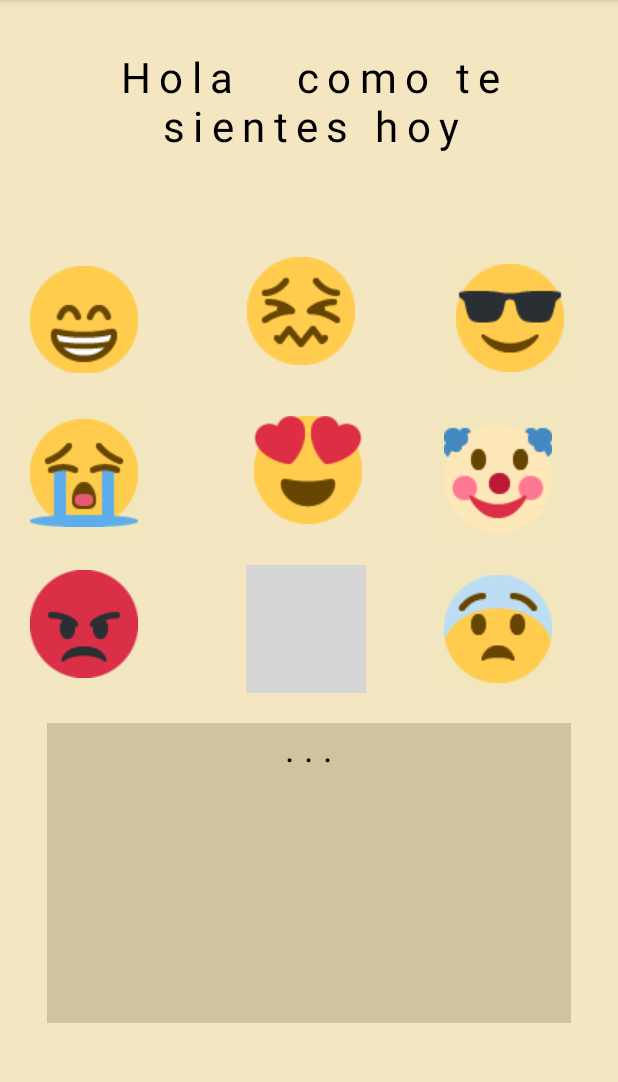
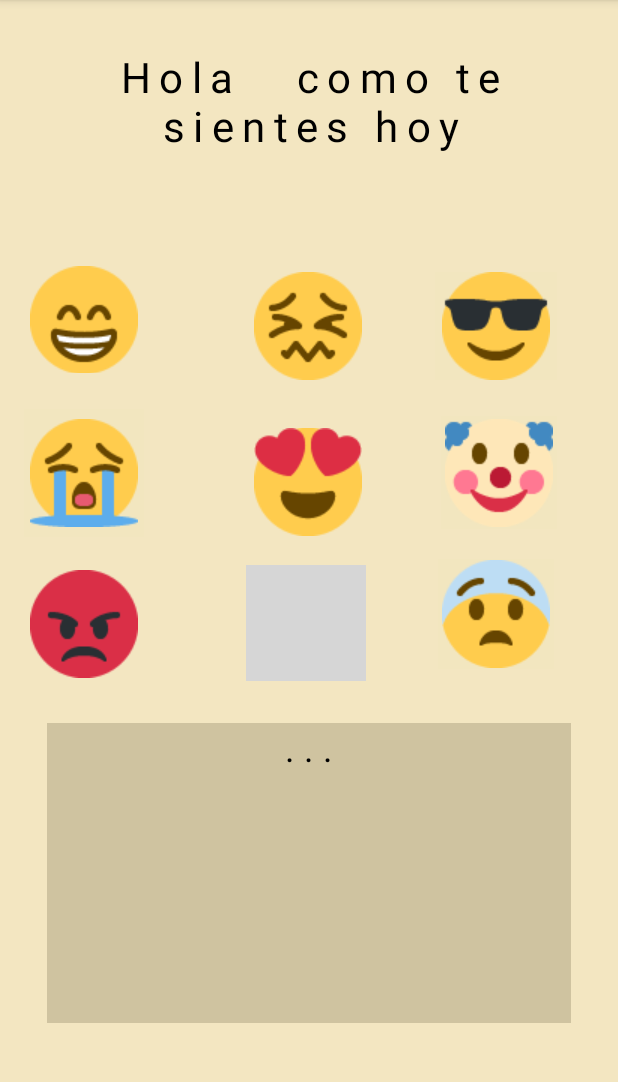
Before and after one commit to vic890ja/TICTrabajoEmotions, an Android app: the screen it shows after launch (MainActivity2), after a tap on "SIGUIENTE", on a phone screen of 412 x 824 dp, the part 84-1166 px from its top. Run offline under Robolectric (Android 15) with nearby library versions, the phone set to English and light mode, and no system bars; grey boxes are pictures that could not be loaded.

Commit message:
se corrigieron errores

```diff
--- a/app/src/main/java/com/example/ticparte1/MainActivity2.java
+++ b/app/src/main/java/com/example/ticparte1/MainActivity2.java
@@ -42,6 +42,30 @@ public class MainActivity2 extends AppCompatActivity {
 
     };
     int e = 0;
+    //array para frases cuando estas confundido
+    String[] caraCo = {
+            "asass"
+
+    };
+    int c = 0;
+    //array pra frases cuando estas asustado
+    String[] caraAs = {
+            "asass"
+
+    };
+    int s = 0;
+    //array para frases cuando estas fachero
+    String[] caraFa = {
+            "asass"
+
+    };
+    int h = 0;
+    //array para frases cuando estas payaso
+    String[] caraPa = {
+            "asass"
+
+    };
+    int p = 0;
 
 
     TextView tv3;
@@ -127,6 +151,58 @@ public class MainActivity2 extends AppCompatActivity {
 
         }
     }
+    //cara confundido
+    public void c6 (View view)
+    {
+        if (c <= 2) {
+            tv3.setText(caraCo[c]);
+            c++;
+        } else {
+            c = 0;
+            tv3.setText(". . .");
+
+        }
+    }
+    //cara asustado
+    public void c7 (View view)
+    {
+        if (s <= 2) {
+            tv3.setText(caraAs[s]);
+            s++;
+        } else {
+            s = 0;
+            tv3.setText(". . .");
+
+        }
+    }
+    //cara fachero
+    public void c8 (View view)
+    {
+        if (h <= 2) {
+            tv3.setText(caraFa[h]);
+            h++;
+        } else {
+            h = 0;
+            tv3.setText(". . .");
+
+        }
+    }
+    //cara poyaso
+    public void c9 (View view)
+    {
+        if (p <= 2) {
+            tv3.setText(caraPa[p]);
+            p++;
+        } else {
+            p = 0;
+            tv3.setText(". . .");
+
+        }
+    }
+
+
+
+
 
 
 
--- a/app/src/main/res/layout/activity_main2.xml
+++ b/app/src/main/res/layout/activity_main2.xml
@@ -84,16 +84,13 @@
 
     <ImageButton
         android:id="@+id/c4"
-        android:layout_width="85dp"
-        android:layout_height="76dp"
-        android:layout_marginStart="62dp"
-        android:layout_marginTop="20dp"
-        android:layout_marginEnd="170dp"
+        android:layout_width="82dp"
+        android:layout_height="72dp"
+        android:layout_marginStart="68dp"
+        android:layout_marginTop="32dp"
         android:background="#00FFFFFF"
         android:contentDescription="@string/c4"
         android:onClick="c4"
-        app:layout_constraintEnd_toEndOf="parent"
-        app:layout_constraintHorizontal_bias="0.0"
         app:layout_constraintStart_toEndOf="@+id/c1"
         app:layout_constraintTop_toBottomOf="@+id/tv2"
         app:srcCompat="@drawable/frustradoni" />
@@ -114,60 +111,60 @@
     <ImageButton
         android:id="@+id/c6"
         android:layout_width="80dp"
-        android:layout_height="85dp"
-        android:layout_marginStart="164dp"
-        android:layout_marginTop="128dp"
+        android:layout_height="77dp"
+        android:layout_marginStart="68dp"
+        android:layout_marginTop="16dp"
         android:layout_weight="1"
         android:background="#028BC34A"
-        android:contentDescription="@string/c2"
-        android:onClick="c2"
-        app:layout_constraintStart_toStartOf="parent"
-        app:layout_constraintTop_toBottomOf="@+id/c1"
+        android:contentDescription="@string/c6"
+        android:onClick="c6"
+        app:layout_constraintStart_toEndOf="@+id/c3"
+        app:layout_constraintTop_toBottomOf="@+id/c5"
         app:srcCompat="@drawable/caritaconfundida"
         tools:ignore="ImageContrastCheck,DuplicateSpeakableTextCheck" />
 
     <ImageButton
         android:id="@+id/c7"
-        android:layout_width="80dp"
-        android:layout_height="85dp"
-        android:layout_marginStart="292dp"
-        android:layout_marginTop="128dp"
+        android:layout_width="77dp"
+        android:layout_height="73dp"
+        android:layout_marginStart="48dp"
+        android:layout_marginTop="20dp"
         android:layout_weight="1"
         android:background="#028BC34A"
-        android:contentDescription="@string/c2"
-        android:onClick="c2"
-        app:layout_constraintStart_toStartOf="parent"
-        app:layout_constraintTop_toBottomOf="@+id/c1"
+        android:contentDescription="@string/c7"
+        android:onClick="c7"
+        app:layout_constraintStart_toEndOf="@+id/c6"
+        app:layout_constraintTop_toBottomOf="@+id/c9"
         app:srcCompat="@drawable/asustao"
         tools:ignore="ImageContrastCheck,DuplicateSpeakableTextCheck" />
 
     <ImageButton
         android:id="@+id/c8"
-        android:layout_width="80dp"
-        android:layout_height="85dp"
-        android:layout_marginStart="300dp"
-        android:layout_marginTop="20dp"
+        android:layout_width="81dp"
+        android:layout_height="72dp"
+        android:layout_marginStart="44dp"
+        android:layout_marginTop="32dp"
         android:layout_weight="1"
         android:background="#028BC34A"
-        android:contentDescription="@string/c2"
-        android:onClick="c2"
-        app:layout_constraintStart_toStartOf="parent"
+        android:contentDescription="@string/c8"
+        android:onClick="c8"
+        app:layout_constraintStart_toEndOf="@+id/c4"
         app:layout_constraintTop_toBottomOf="@+id/tv2"
         app:srcCompat="@drawable/facha"
         tools:ignore="ImageContrastCheck,DuplicateSpeakableTextCheck" />
 
     <ImageButton
         android:id="@+id/c9"
-        android:layout_width="80dp"
-        android:layout_height="85dp"
-        android:layout_marginStart="292dp"
-        android:layout_marginTop="28dp"
+        android:layout_width="77dp"
+        android:layout_height="75dp"
+        android:layout_marginStart="48dp"
+        android:layout_marginTop="24dp"
         android:layout_weight="1"
         android:background="#028BC34A"
-        android:contentDescription="@string/c2"
-        android:onClick="c2"
-        app:layout_constraintStart_toStartOf="parent"
-        app:layout_constraintTop_toBottomOf="@+id/c1"
+        android:contentDescription="@string/c9"
+        android:onClick="c9"
+        app:layout_constraintStart_toEndOf="@+id/c5"
+        app:layout_constraintTop_toBottomOf="@+id/c8"
         app:srcCompat="@drawable/payaso"
         tools:ignore="ImageContrastCheck,DuplicateSpeakableTextCheck" />
 
--- a/app/src/main/res/values/strings.xml
+++ b/app/src/main/res/values/strings.xml
@@ -11,6 +11,10 @@
     <string name="c3">Enojado</string>
     <string name="c4">frustrado</string>
     <string name="c5">enamorado</string>
+    <string name="c6">confundido</string>
+    <string name="c7">asustado</string>
+    <string name="c8">facha</string>
+    <string name="c9">payaso</string>
     <string name="imagen">logo</string>
 
 
```
